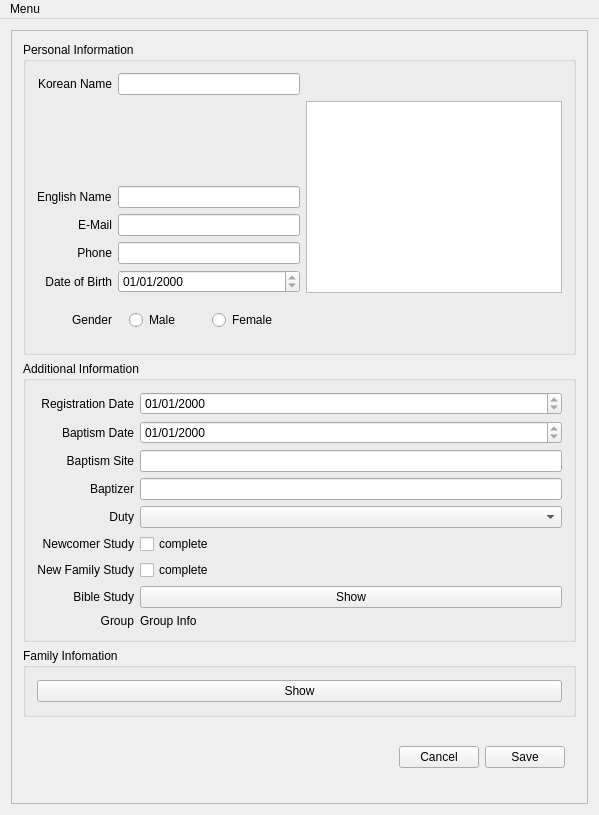
The window that gui/view_member.ui (BoraYang/onnuri) describes before a commit, drawn with Qt 5.
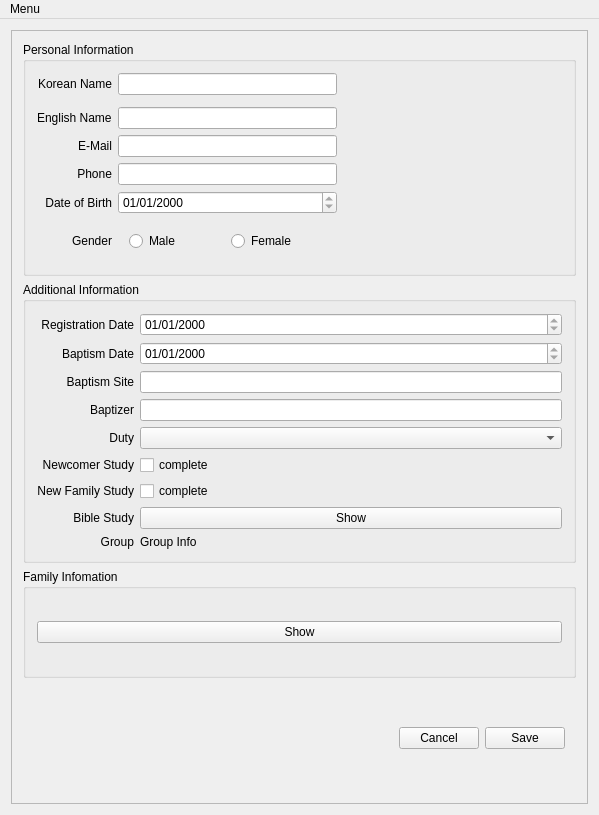
The same window after the commit.

The edit to the form file:
```diff
--- a/gui/view_member.ui
+++ b/gui/view_member.ui
@@ -33,24 +33,41 @@
           <string>Personal Information</string>
          </property>
          <layout class="QGridLayout" name="gridLayout">
-          <item row="7" column="0">
-           <widget class="QLabel" name="lbl_gender">
+          <item row="3" column="0">
+           <widget class="QLabel" name="lbl_email">
             <property name="text">
-             <string>Gender</string>
+             <string>E-Mail</string>
             </property>
             <property name="alignment">
              <set>Qt::AlignRight|Qt::AlignTrailing|Qt::AlignVCenter</set>
             </property>
            </widget>
           </item>
-          <item row="4" column="1">
+          <item row="4" column="0">
+           <widget class="QLabel" name="lbl_phone">
+            <property name="text">
+             <string> Phone</string>
+            </property>
+            <property name="alignment">
+             <set>Qt::AlignRight|Qt::AlignTrailing|Qt::AlignVCenter</set>
+            </property>
+           </widget>
+          </item>
+          <item row="0" column="1">
+           <widget class="QLineEdit" name="tb_kor_name">
+            <property name="readOnly">
+             <bool>true</bool>
+            </property>
+           </widget>
+          </item>
+          <item row="3" column="1">
            <widget class="QLineEdit" name="tb_email">
             <property name="readOnly">
              <bool>true</bool>
             </property>
            </widget>
           </item>
-          <item row="6" column="1">
+          <item row="5" column="1">
            <widget class="QDateEdit" name="de_dob">
             <property name="readOnly">
              <bool>true</bool>
@@ -63,16 +80,6 @@
             </property>
            </widget>
           </item>
-          <item row="4" column="0">
-           <widget class="QLabel" name="lbl_email">
-            <property name="text">
-             <string>E-Mail</string>
-            </property>
-            <property name="alignment">
-             <set>Qt::AlignRight|Qt::AlignTrailing|Qt::AlignVCenter</set>
-            </property>
-           </widget>
-          </item>
           <item row="0" column="0">
            <widget class="QLabel" name="lbl_kor_name">
             <property name="text">
@@ -83,31 +90,28 @@
             </property>
            </widget>
           </item>
-          <item row="3" column="0">
+          <item row="2" column="0">
            <widget class="QLabel" name="lbl_eng_name">
             <property name="text">
              <string>English Name</string>
             </property>
            </widget>
           </item>
-          <item row="5" column="0">
-           <widget class="QLabel" name="lbl_phone">
-            <property name="text">
-             <string> Phone</string>
-            </property>
-            <property name="alignment">
-             <set>Qt::AlignRight|Qt::AlignTrailing|Qt::AlignVCenter</set>
-            </property>
-           </widget>
-          </item>
-          <item row="5" column="1">
+          <item row="4" column="1">
            <widget class="QLineEdit" name="tb_phone">
             <property name="readOnly">
              <bool>true</bool>
             </property>
            </widget>
           </item>
-          <item row="6" column="0">
+          <item row="2" column="1">
+           <widget class="QLineEdit" name="tb_eng_name">
+            <property name="readOnly">
+             <bool>true</bool>
+            </property>
+           </widget>
+          </item>
+          <item row="5" column="0">
            <widget class="QLabel" name="lbl_birthday">
             <property name="text">
              <string>Date of Birth</string>
@@ -117,21 +121,17 @@
             </property>
            </widget>
           </item>
-          <item row="3" column="1">
-           <widget class="QLineEdit" name="tb_eng_name">
-            <property name="readOnly">
-             <bool>true</bool>
+          <item row="6" column="0">
+           <widget class="QLabel" name="lbl_gender">
+            <property name="text">
+             <string>Gender</string>
             </property>
-           </widget>
-          </item>
-          <item row="0" column="1">
-           <widget class="QLineEdit" name="tb_kor_name">
-            <property name="readOnly">
-             <bool>true</bool>
+            <property name="alignment">
+             <set>Qt::AlignRight|Qt::AlignTrailing|Qt::AlignVCenter</set>
             </property>
            </widget>
           </item>
-          <item row="7" column="1">
+          <item row="6" column="1">
            <widget class="QFrame" name="frame_3">
             <property name="frameShape">
              <enum>QFrame::NoFrame</enum>
@@ -163,8 +163,25 @@
             </layout>
            </widget>
           </item>
-          <item row="2" column="4" rowspan="5">
-           <widget class="QGraphicsView" name="gv_pic"/>
+          <item row="0" column="2" rowspan="6">
+           <widget class="QLabel" name="lbl_pic_view">
+            <property name="text">
+             <string/>
+            </property>
+           </widget>
+          </item>
+          <item row="6" column="2">
+           <spacer name="horizontalSpacer_2">
+            <property name="orientation">
+             <enum>Qt::Horizontal</enum>
+            </property>
+            <property name="sizeHint" stdset="0">
+             <size>
+              <width>40</width>
+              <height>20</height>
+             </size>
+            </property>
+           </spacer>
           </item>
          </layout>
         </widget>
```
